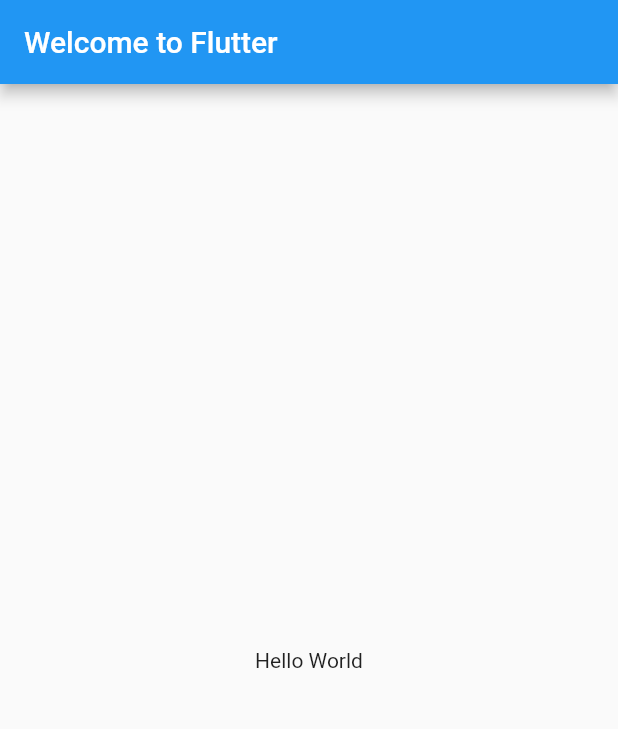
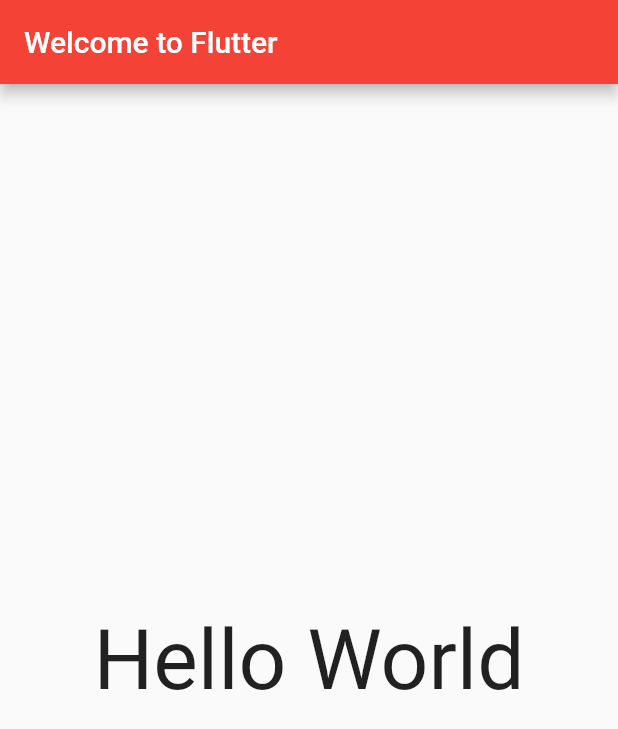
Before and after one commit to pedrotiv/sDivFluStdIni_, a Flutter app: the screen it shows after launch, on a phone screen of 412 x 824 dp. Shown: the top 729 px of the screen. Run offline on Flutter 3.47's test engine with Material 2 defaults, Android fonts, the phone set to English and light mode, and no system bars.

Commit message:
:feat: hello_word: add code at line 30

```diff
--- a/hello_world/lib/main.dart
+++ b/hello_world/lib/main.dart
@@ -1,19 +1,28 @@
 import 'package:flutter/material.dart';
 
+// The start point function for all Flutter App (=> is a sugar for simple function return)
+// runApp() inflates the given widget and attach it to the screen and creates a
+// (new) instance of MyApp Widget class
 void main() => runApp(MyApp());
 
+// All in Flutter is a Widget, the StatelessWidget is a widget class that does not require mutable state.
 class MyApp extends StatelessWidget {
-  // This widget is the root of your application.
+  // This widget is the root of your application, the abstract class Widget
+  // describes the configuration for an [Element], where BuildContext class is a
+  //  handle to the location of a widget in the widget tree.
   @override
   Widget build(BuildContext context) {
     return MaterialApp(
       title: 'Flutter Hello World',
+      theme: ThemeData(
+       primarySwatch: Colors.red,
+        ),
       home: Scaffold(
         appBar: AppBar(
-          title: Text('Welcome to Flutter'),
+          title: Text('Welcome to Flutter',),
         ),
         body: Center(
-          child: Text('Hello World'),
+          child: Text('Hello World', textScaleFactor: 4.0, ),
         ),
       ),
     );
```
